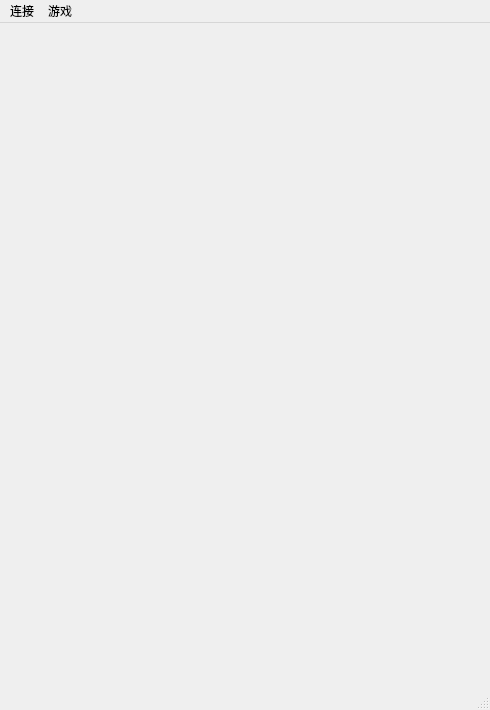
First picture: the form in src/mainwindow.ui, repository Centaurus99/ArmyChess, before the edit.
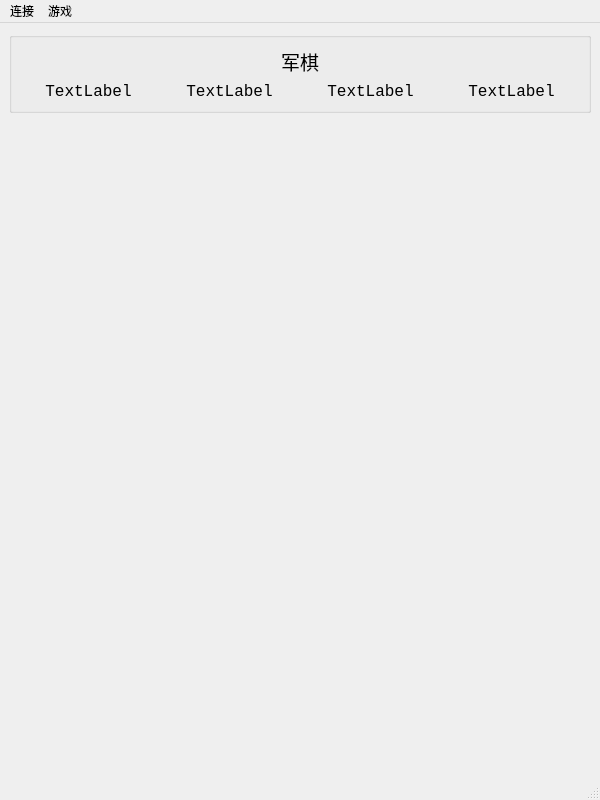
Second picture: the form after the edit. Icons and pictures are not drawn.

Commit message: Basically finish chess move

```diff
--- a/src/mainwindow.ui
+++ b/src/mainwindow.ui
@@ -6,8 +6,8 @@
    <rect>
     <x>0</x>
     <y>0</y>
-    <width>490</width>
-    <height>710</height>
+    <width>600</width>
+    <height>800</height>
    </rect>
   </property>
   <property name="windowTitle">
@@ -15,6 +15,135 @@
   </property>
   <widget class="QWidget" name="centralwidget">
    <layout class="QVBoxLayout" name="verticalLayout_2">
+    <item>
+     <widget class="QGroupBox" name="groupBox">
+      <property name="sizePolicy">
+       <sizepolicy hsizetype="Preferred" vsizetype="Fixed">
+        <horstretch>0</horstretch>
+        <verstretch>0</verstretch>
+       </sizepolicy>
+      </property>
+      <property name="title">
+       <string/>
+      </property>
+      <layout class="QVBoxLayout" name="verticalLayout_3">
+       <item>
+        <widget class="QLabel" name="label">
+         <property name="sizePolicy">
+          <sizepolicy hsizetype="Preferred" vsizetype="Fixed">
+           <horstretch>0</horstretch>
+           <verstretch>0</verstretch>
+          </sizepolicy>
+         </property>
+         <property name="font">
+          <font>
+           <family>Consolas</family>
+           <pointsize>14</pointsize>
+          </font>
+         </property>
+         <property name="text">
+          <string>军棋</string>
+         </property>
+         <property name="alignment">
+          <set>Qt::AlignCenter</set>
+         </property>
+        </widget>
+       </item>
+       <item>
+        <layout class="QHBoxLayout" name="horizontalLayout_2">
+         <item>
+          <widget class="QLabel" name="label_2">
+           <property name="sizePolicy">
+            <sizepolicy hsizetype="Preferred" vsizetype="Fixed">
+             <horstretch>0</horstretch>
+             <verstretch>0</verstretch>
+            </sizepolicy>
+           </property>
+           <property name="font">
+            <font>
+             <family>Consolas</family>
+             <pointsize>12</pointsize>
+            </font>
+           </property>
+           <property name="text">
+            <string>TextLabel</string>
+           </property>
+           <property name="alignment">
+            <set>Qt::AlignCenter</set>
+           </property>
+          </widget>
+         </item>
+         <item>
+          <widget class="QLabel" name="label_3">
+           <property name="sizePolicy">
+            <sizepolicy hsizetype="Preferred" vsizetype="Fixed">
+             <horstretch>0</horstretch>
+             <verstretch>0</verstretch>
+            </sizepolicy>
+           </property>
+           <property name="font">
+            <font>
+             <family>Consolas</family>
+             <pointsize>12</pointsize>
+            </font>
+           </property>
+           <property name="text">
+            <string>TextLabel</string>
+           </property>
+           <property name="alignment">
+            <set>Qt::AlignCenter</set>
+           </property>
+          </widget>
+         </item>
+         <item>
+          <widget class="QLabel" name="label_4">
+           <property name="sizePolicy">
+            <sizepolicy hsizetype="Preferred" vsizetype="Fixed">
+             <horstretch>0</horstretch>
+             <verstretch>0</verstretch>
+            </sizepolicy>
+           </property>
+           <property name="font">
+            <font>
+             <family>Consolas</family>
+             <pointsize>12</pointsize>
+            </font>
+           </property>
+           <property name="text">
+            <string>TextLabel</string>
+           </property>
+           <property name="alignment">
+            <set>Qt::AlignCenter</set>
+           </property>
+          </widget>
+         </item>
+         <item>
+          <widget class="QLabel" name="label_5">
+           <property name="sizePolicy">
+            <sizepolicy hsizetype="Preferred" vsizetype="Fixed">
+             <horstretch>0</horstretch>
+             <verstretch>0</verstretch>
+            </sizepolicy>
+           </property>
+           <property name="font">
+            <font>
+             <family>Consolas</family>
+             <pointsize>12</pointsize>
+            </font>
+           </property>
+           <property name="text">
+            <string>TextLabel</string>
+           </property>
+           <property name="alignment">
+            <set>Qt::AlignCenter</set>
+           </property>
+          </widget>
+         </item>
+        </layout>
+       </item>
+      </layout>
+     </widget>
+    </item>
     <item>
      <layout class="QVBoxLayout" name="verticalLayout">
       <item>
@@ -59,6 +188,12 @@
             <verstretch>0</verstretch>
            </sizepolicy>
           </property>
+          <property name="minimumSize">
+           <size>
+            <width>162</width>
+            <height>231</height>
+           </size>
+          </property>
           <property name="styleSheet">
            <string notr="true">QFrame#centerFrame{border-image: url(:/image/png/chessboard1.png)};</string>
           </property>
@@ -107,7 +242,7 @@
     <rect>
      <x>0</x>
      <y>0</y>
-     <width>490</width>
+     <width>600</width>
      <height>26</height>
     </rect>
    </property>
@@ -126,8 +261,15 @@
    <addaction name="menu"/>
    <addaction name="menu_2"/>
   </widget>
-  <widget class="QStatusBar" name="statusbar"/>
-  <action name="actionflush">
+  <widget class="QStatusBar" name="statusbar">
+   <property name="sizePolicy">
+    <sizepolicy hsizetype="Preferred" vsizetype="Fixed">
+     <horstretch>0</horstretch>
+     <verstretch>0</verstretch>
+    </sizepolicy>
+   </property>
+  </widget>
+  <action name="actionstart">
    <property name="text">
     <string>start</string>
    </property>
```
Left out of the diff: 4 changed lines with no effect on the pictures. The commit also changes 2 other files.
